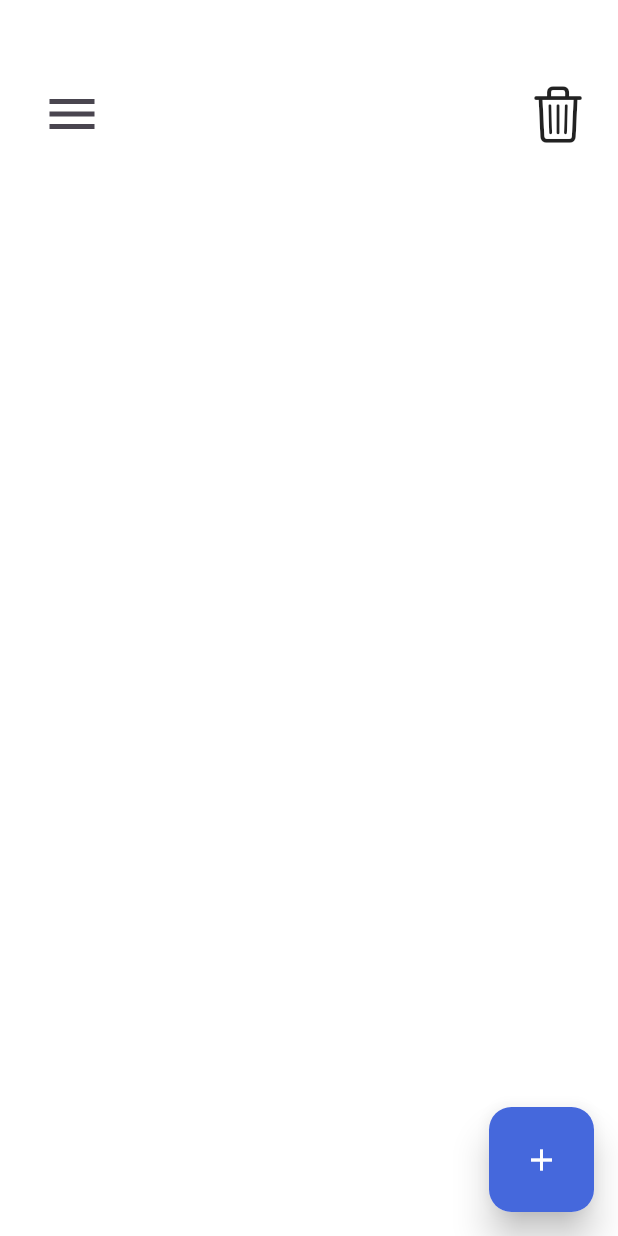
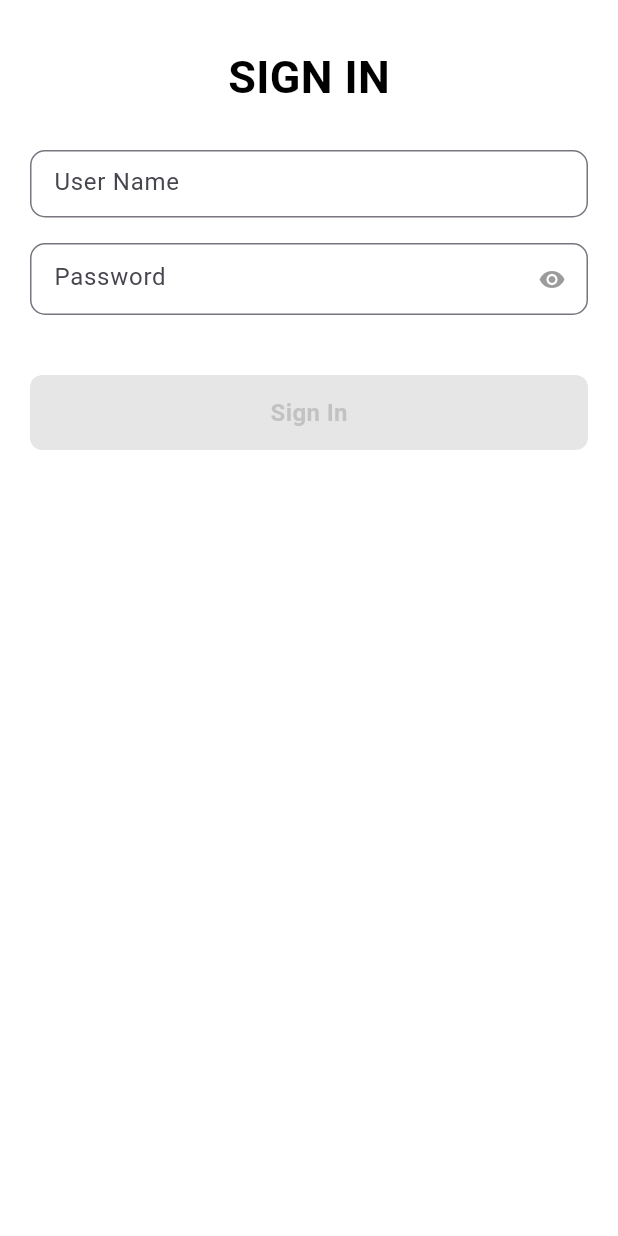
Before and after one commit to KishanBusa8/task-management-flutter, a Flutter app: the screen it shows after launch, on a phone screen of 412 x 824 dp. Run offline on Flutter 3.47's test engine with Material 3 defaults, Android fonts, the phone set to English and light mode, and no system bars; drawn by our look-alikes of flutter_slider_drawer; our stand-ins replace animate_do, flutter_datetime_picker_plus, get, get_storage, lottie; missing offline and left inert: panara_dialogs.

Commit message:
Add sign and sign up screen

```diff
--- /dev/null
+++ b/lib/app/modules/auth/signIn/sign_in_controller.dart
@@ -0,0 +1,65 @@
+import 'dart:convert';
+
+import 'package:flutter/material.dart';
+import 'package:get/get.dart';
+import 'package:get_storage/get_storage.dart';
+import 'package:task_management/app/data/models/user_model.dart';
+import 'package:task_management/app/data/services/apiService/api_services.dart';
+import 'package:task_management/app/data/services/global/global_controller.dart';
+import 'package:task_management/app/routes/pages.dart';
+import 'package:task_management/components/custom_button.dart';
+import 'package:task_management/helpers/Utils/common_functions.dart';
+import 'package:task_management/helpers/constants/api_constants.dart';
+import 'package:task_management/helpers/constants/storage_constants.dart';
+
+class SignInController extends GetxController {
+  final ApiService _apiService = ApiService();
+  final GlobalController _globalController = Get.find();
+  Rx<TextEditingController> emailTextController = TextEditingController().obs;
+  Rx<TextEditingController> passwordTextController =
+      TextEditingController().obs;
+
+  RxBool passwordVisible = false.obs;
+  RxBool loading = false.obs;
+
+  ButtonType getButtonType() {
+    if (loading.value) {
+      return ButtonType.progress;
+    } else if (emailTextController.value.text.isEmpty ||
+        !emailTextController.value.text.isEmail ||
+        passwordTextController.value.text.isEmpty ||
+        passwordTextController.value.text.length < 6) {
+      return ButtonType.disable;
+    } else {
+      return ButtonType.enable;
+    }
+  }
+
+  Future<void> login() async {
+    loading.value = true;
+    final Response response = await _apiService.makeApiCall(
+      ApiConstants.signIn,
+      ApiMethodType.post,
+      params: {
+        "email": emailTextController.value.text,
+        "password": passwordTextController.value.text,
+      },
+    );
+    loading.value = false;
+    if (response.statusCode == 200) {
+      _globalController.user.value = User.fromJson(response.body['user']);
+      await GetStorage().write(StorageConstants.token, response.body['token']);
+      await GetStorage().write(
+        StorageConstants.store,
+        jsonEncode(_globalController.user.toJson()),
+      );
+
+      Get.offAllNamed(Routes.homeScreen);
+    } else {
+      CommonFunctions().showSnackBar(
+        message: 'Invalid email or password',
+        backgroundColor: Colors.red,
+      );
+    }
+  }
+}
--- /dev/null
+++ b/lib/app/modules/auth/signIn/sign_in_screen.dart
@@ -0,0 +1,122 @@
+// ignore_for_file: deprecated_member_use
+
+import 'package:flutter/material.dart';
+import 'package:get/get.dart';
+import 'package:task_management/app/modules/auth/signIn/sign_in_controller.dart';
+import 'package:task_management/components/custom_button.dart';
+import 'package:task_management/components/custom_text_fIeld.dart';
+import 'package:task_management/helpers/schema/color_schema.dart';
+import 'package:task_management/helpers/schema/text_styles.dart';
+
+class SignIn extends StatelessWidget {
+  SignIn({Key? key}) : super(key: key);
+
+  final SignInController _signInController = Get.put(SignInController());
+  final GlobalKey<FormState> _formKey = GlobalKey<FormState>();
+
+  @override
+  Widget build(BuildContext context) {
+    return Scaffold(
+      backgroundColor: ColorSchema.background(),
+      body: SingleChildScrollView(
+        child: Container(
+          margin: const EdgeInsets.symmetric(horizontal: 20),
+          height: MediaQuery.of(context).size.height,
+          child: SafeArea(
+            child: Form(
+              key: _formKey,
+              child: Column(
+                children: <Widget>[
+                  const SizedBox(
+                    height: 30,
+                  ),
+                  Text(
+                    'SIGN IN',
+                    style: CustomTextStyle.heading2().copyWith(),
+                  ),
+                  const SizedBox(
+                    height: 20,
+                  ),
+                  Obx(
+                    () => CustomTextField(
+                      textEditingController:
+                          _signInController.emailTextController.value,
+                      hintText: 'johndeo',
+                      nameText: 'User Name',
+                      onChanged: (String value) {
+                        _signInController.emailTextController.refresh();
+                      },
+                      validator: (String? value) {
+                        if (value!.isEmpty) {
+                          return "Please enter your user name";
+                        } else {
+                          return null;
+                        }
+                      },
+                    ),
+                  ),
+                  const SizedBox(
+                    height: 10,
+                  ),
+                  Obx(
+                    () => CustomTextField(
+                      textEditingController:
+                          _signInController.passwordTextController.value,
+                      hintText: 'Password (min. 6 characters)',
+                      nameText: 'Password',
+                      obscureText: !_signInController.passwordVisible.value,
+                      onChanged: (String value) {
+                        _signInController.passwordTextController.refresh();
+                      },
+                      suffixIcon: IconButton(
+                        icon: Icon(
+                          !_signInController.passwordVisible.value
+                              ? Icons.remove_red_eye_rounded
+                              : Icons.remove_red_eye_sharp,
+                          color: ColorSchema.midGray3(),
+                        ),
+                        onPressed: () {
+                          _signInController.passwordVisible.value =
+                              !_signInController.passwordVisible.value;
+                        },
+                      ),
+                      validator: (String? value) {
+                        if (value!.isEmpty) {
+                          return "Please enter your password";
+                        } else if (value.length < 6) {
+                          return "Password should be minimum 6 character";
+                        } else {
+                          return null;
+                        }
+                      },
+                    ),
+                  ),
+                  const SizedBox(
+                    height: 40,
+                  ),
+                  Obx(
+                    () => SizedBox(
+                      width: MediaQuery.of(context).size.width,
+                      child: CustomButton(
+                        onTap: () {
+                          if (_formKey.currentState!.validate()) {
+                            _signInController.login();
+                          }
+                        },
+                        title: 'Sign In',
+                        buttonType: _signInController.getButtonType(),
+                      ),
+                    ),
+                  ),
+                  const SizedBox(
+                    height: 20,
+                  ),
+                ],
+              ),
+            ),
+          ),
+        ),
+      ),
+    );
+  }
+}
--- a/lib/app/modules/home/home_controller.dart
+++ b/lib/app/modules/home/home_controller.dart
@@ -11,7 +11,9 @@ class HomeController extends GetxController {
 
   @override
   void onInit() {
-    getAllTask();
+    WidgetsBinding.instance.addPostFrameCallback((_) {
+      getAllTask();
+    });
     super.onInit();
   }
 
--- a/lib/app/modules/splash/splash_screen.dart
+++ b/lib/app/modules/splash/splash_screen.dart
@@ -22,7 +22,7 @@ class _SplashScreenState extends State<SplashScreen> {
   }
 
   Future<void> checkUserLogin() async {
-    if (GetStorage().read(StorageConstants.token) == null) {
+    if (GetStorage().read(StorageConstants.token) != null) {
       Get.offAllNamed(
         Routes.homeScreen,
       );
--- a/lib/app/routes/pages.dart
+++ b/lib/app/routes/pages.dart
@@ -1,6 +1,8 @@
 // Package imports:
 // Project imports:
 import 'package:get/get.dart';
+import 'package:task_management/app/modules/auth/signIn/sign_in_screen.dart';
+import 'package:task_management/app/modules/auth/sign_up/sign_up.dart';
 import 'package:task_management/app/modules/home/home_screen.dart';
 import 'package:task_management/app/modules/splash/splash_screen.dart';
 
@@ -16,5 +18,13 @@ class AppPages {
       name: Routes.homeScreen,
       page: () => HomeScreen(),
     ),
+    GetPage<dynamic>(
+      name: Routes.signUp,
+      page: () => SignUp(),
+    ),
+    GetPage<dynamic>(
+      name: Routes.signIn,
+      page: () => SignIn(),
+    ),
   ];
 }
--- /dev/null
+++ b/lib/components/custom_button.dart
@@ -0,0 +1,150 @@
+import 'dart:ui';
+
+import 'package:flutter/material.dart';
+import 'package:flutter/services.dart';
+import 'package:task_management/helpers/schema/color_schema.dart';
+import 'package:task_management/helpers/schema/text_styles.dart';
+
+enum ButtonType { enable, disable, progress, outline }
+
+class CustomButton extends StatelessWidget {
+  final ButtonType buttonType;
+  final double height;
+  final double width;
+  final String title;
+  final Widget? prefixIcon;
+  final Widget? suffixIcon;
+  final Function? onTap;
+  final Color? titleColor;
+  final Color? backgroundColor;
+  final Border? border;
+  final TextStyle? textStyle;
+  final double radius;
+
+  const CustomButton({
+    Key? key,
+    this.buttonType = ButtonType.disable,
+    this.onTap,
+    this.prefixIcon,
+    this.backgroundColor,
+    this.titleColor,
+    this.textStyle,
+    this.width = double.infinity,
+    this.title = "",
+    this.border,
+    this.height = 50,
+    this.suffixIcon,
+    this.radius = 8,
+  }) : super(key: key);
+
+  @override
+  Widget build(BuildContext context) {
+    Color background = backgroundColor ?? SingleColor.primary;
+    Color textColor = titleColor ?? Colors.grey.withOpacity(0.5);
+    if (backgroundColor == null) {
+      switch (buttonType) {
+        case ButtonType.enable:
+          {
+            background = SingleColor.primary;
+
+            textColor = titleColor ?? Colors.white;
+          }
+          break;
+        case ButtonType.disable:
+          {
+            background = ColorSchema.lightGray();
+            textColor = titleColor ?? Colors.grey.withOpacity(0.5);
+          }
+          break;
+        case ButtonType.outline:
+          {
+            background = ColorSchema.background();
+            textColor = titleColor ?? Colors.white;
+          }
+          break;
+        case ButtonType.progress:
+          {
+            background = ColorSchema.lightGray();
+          }
+          break;
+      }
+    }
+    return GestureDetector(
+      onTap: () {
+        if (buttonType == ButtonType.enable ||
+            buttonType == ButtonType.outline) {
+          if (onTap != null) {
+            HapticFeedback.mediumImpact();
+            onTap!();
+          }
+        }
+      },
+      child: ClipRRect(
+        borderRadius: BorderRadius.circular(radius),
+        child: BackdropFilter(
+          filter: ImageFilter.blur(sigmaX: 10, sigmaY: 10),
+          child: AnimatedContainer(
+            duration: const Duration(milliseconds: 300),
+            height: height,
+            width: width,
+            decoration: _getDecoration(background),
+            child: Row(
+              mainAxisAlignment: MainAxisAlignment.center,
+              children: [
+                // if (buttonType == ButtonType.progress)
+                // Lottie.asset(ImageConstants.starLoader,
+                //     frameRate: FrameRate.max, fit: BoxFit.cover),
+                if (prefixIcon != null) prefixIcon ?? Container(),
+                if (prefixIcon != null)
+                  const SizedBox(
+                    width: 10,
+                  ),
+                if (buttonType != ButtonType.progress)
+                  Text(
+                    title,
+                    style: textStyle ??
+                        CustomTextStyle.button().copyWith(
+                          color: textColor,
+                        ),
+                  ),
+                if (suffixIcon != null) suffixIcon ?? Container(),
+              ],
+            ),
+          ),
+        ),
+      ),
+    );
+  }
+
+  BoxDecoration _getDecoration(Color background) {
+    if (buttonType == ButtonType.outline) {
+      return BoxDecoration(
+        color: background,
+        borderRadius: BorderRadius.circular(
+          radius,
+        ),
+        border: border ?? Border.all(color: Colors.grey.withOpacity(0.7)),
+      );
+    }
+    return BoxDecoration(
+      color: background,
+      borderRadius: BorderRadius.circular(
+        radius,
+      ),
+      // boxShadow: [
+      //   BoxShadow(
+      //     offset: const Offset(0, 8),
+      //     blurRadius: 24,
+      //     spreadRadius: -4,
+      //     color: Colors.black.withOpacity(0.08),
+      //   ),
+      //   BoxShadow(
+      //     offset: const Offset(0, 6),
+      //     blurRadius: 12,
+      //     spreadRadius: -6,
+      //     color: Colors.black.withOpacity(0.08),
+      //   ),
+      // ],
+    );
+  }
+}
--- /dev/null
+++ b/lib/components/custom_text_fIeld.dart
@@ -0,0 +1,93 @@
+// ignore_for_file: file_names
+
+import 'package:flutter/material.dart';
+import 'package:flutter/services.dart';
+import 'package:task_management/helpers/schema/color_schema.dart';
+import 'package:task_management/helpers/schema/text_styles.dart';
+
+class CustomTextField extends StatelessWidget {
+  const CustomTextField({
+    Key? key,
+    required this.textEditingController,
+    this.hintText = '',
+    this.nameText = '',
+    this.suffixIcon,
+    this.optional = false,
+    this.obscureText = false,
+    this.validator,
+    this.keyboardType,
+    this.maxLines,
+    this.onChanged,
+    this.inputFormatters,
+    this.enable = true,
+  }) : super(key: key);
+
+  final TextEditingController textEditingController;
+  final String hintText;
+  final String nameText;
+  final Widget? suffixIcon;
+  final int? maxLines;
+  final bool optional;
+  final bool obscureText;
+  final bool enable;
+  final FormFieldValidator<String>? validator;
+  final TextInputType? keyboardType;
+  final ValueChanged<String>? onChanged;
+  final List<TextInputFormatter>? inputFormatters;
+  @override
+  Widget build(BuildContext context) {
+    return Column(
+      crossAxisAlignment: CrossAxisAlignment.start,
+      children: <Widget>[
+        // if (nameText.isNotEmpty)
+        //   Text.rich(
+        //     TextSpan(
+        //       text: nameText,
+        //       style: CustomTextStyle.textFiled()
+        //           .copyWith(color: ColorSchema.darkGray()),
+        //       children: <InlineSpan>[],
+        //     ),
+        //   ),
+        const SizedBox(
+          height: 7,
+        ),
+        TextFormField(
+          controller: textEditingController,
+          cursorColor: ColorSchema.universalSwap(),
+          enabled: enable,
+          style: CustomTextStyle.textFiled(),
+          autovalidateMode: AutovalidateMode.onUserInteraction,
+          validator: validator,
+          obscureText: obscureText,
+          keyboardType: keyboardType,
+          onChanged: onChanged,
+          maxLines: maxLines ?? 1,
+          inputFormatters: inputFormatters,
+          decoration: InputDecoration(
+            hintText: hintText,
+            labelText: nameText,
+            alignLabelWithHint: true,
+            isDense: true,
+            errorStyle: CustomTextStyle.textFiled()
+                .copyWith(color: SingleColor.colorRed),
+            hintStyle: CustomTextStyle.textFiled()
+                .copyWith(color: ColorSchema.darkGray()),
+            focusedBorder: OutlineInputBorder(
+              borderSide: BorderSide(color: ColorSchema.universalSwap()),
+              borderRadius: BorderRadius.circular(10),
+            ),
+            border: OutlineInputBorder(
+              borderSide: BorderSide(color: ColorSchema.midGray1()),
+              borderRadius: BorderRadius.circular(10),
+            ),
+            errorBorder: OutlineInputBorder(
+              borderSide: const BorderSide(color: SingleColor.colorRed),
+              borderRadius: BorderRadius.circular(10),
+            ),
+            suffixIcon: suffixIcon,
+          ),
+        ),
+      ],
+    );
+  }
+}
--- a/lib/helpers/constants/api_constants.dart
+++ b/lib/helpers/constants/api_constants.dart
@@ -1,5 +1,5 @@
 class ApiConstants {
-  static const String baseUrl = 'http://192.168.1.9:3000/';
+  static const String baseUrl = 'http://192.168.29.23:3000/';
   static const String signIn = 'api/users/login';
   static const String signUp = 'api/users/register';
   static const String getUser = 'api/users/get-profile';
```
Also changed, not shown: lib/app/modules/auth/sign_up/sign_up.dart (added, +117 -0 lines), lib/app/modules/auth/sign_up/sign_up_controller.dart (added, +64 -0 lines), 1 other file.
